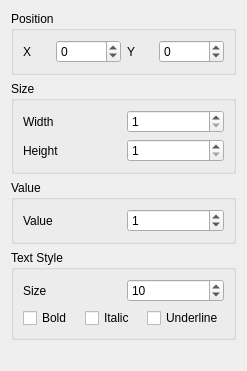
igormironchik/prototyper, file src/Core/form_spinbox_properties.ui: the form before one commit.
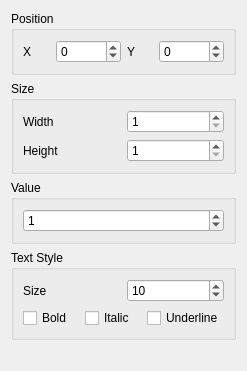
The form after the commit.

Commit message: Remove redundant labels.

What changed in the file:
```diff
--- a/src/Core/form_spinbox_properties.ui
+++ b/src/Core/form_spinbox_properties.ui
@@ -110,13 +110,6 @@
       <string>Value</string>
      </property>
      <layout class="QHBoxLayout" name="horizontalLayout_5">
-      <item>
-       <widget class="QLabel" name="label">
-        <property name="text">
-         <string>Value</string>
-        </property>
-       </widget>
-      </item>
       <item>
        <widget class="QSpinBox" name="m_value">
         <property name="maximum">
```
The commit also changes 5 other files.
